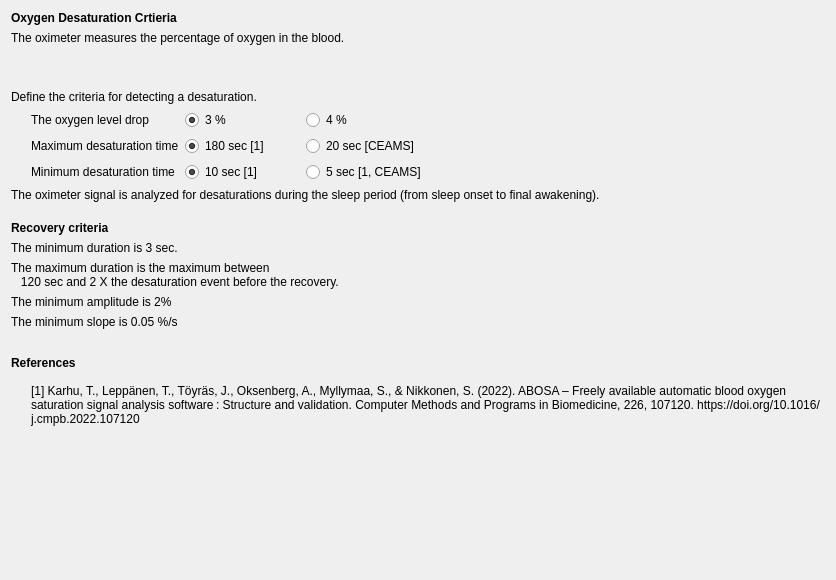
Above: tools/CEAMSTools/OxygenSaturationReport/DetectionSettings/Ui_DetectionSettings.ui from SnoozToolbox/snooz-package-ceams before the change. Below: the same form after it.
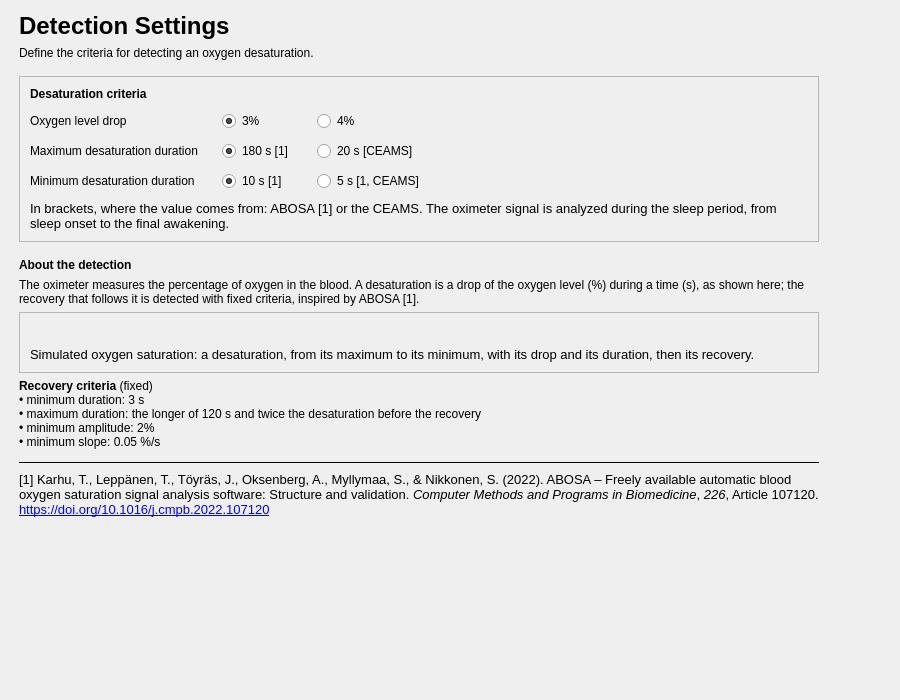
That is the form after the change.

Commit message: Report Oxygen Saturation: redesigned pages (tool 2.11.1)

Patch:
```diff
--- a/tools/CEAMSTools/OxygenSaturationReport/DetectionSettings/Ui_DetectionSettings.ui
+++ b/tools/CEAMSTools/OxygenSaturationReport/DetectionSettings/Ui_DetectionSettings.ui
@@ -6,122 +6,155 @@
    <rect>
     <x>0</x>
     <y>0</y>
-    <width>836</width>
-    <height>580</height>
+    <width>900</width>
+    <height>700</height>
    </rect>
   </property>
   <property name="windowTitle">
    <string/>
   </property>
   <layout class="QVBoxLayout" name="verticalLayout">
-   <item>
-    <widget class="QLabel" name="label">
-     <property name="font">
-      <font>
-       <italic>false</italic>
-       <bold>false</bold>
-      </font>
-     </property>
-     <property name="text">
-      <string>&lt;html&gt;&lt;head/&gt;&lt;body&gt;&lt;p&gt;&lt;span style=&quot; font-weight:600;&quot;&gt;Oxygen Desaturation Crtieria&lt;/span&gt;&lt;/p&gt;&lt;/body&gt;&lt;/html&gt;</string>
-     </property>
-    </widget>
-   </item>
+   <property name="leftMargin">
+    <number>19</number>
+   </property>
+   <property name="topMargin">
+    <number>12</number>
+   </property>
+   <property name="rightMargin">
+    <number>19</number>
+   </property>
+   <property name="bottomMargin">
+    <number>12</number>
+   </property>
    <item>
-    <widget class="QLabel" name="label_3">
-     <property name="text">
-      <string>The oximeter measures the percentage of oxygen in the blood.</string>
+    <layout class="QHBoxLayout" name="content_row" stretch="1,0">
+     <property name="leftMargin">
+      <number>0</number>
      </property>
-    </widget>
-   </item>
+     <property name="topMargin">
+      <number>0</number>
+     </property>
+     <property name="rightMargin">
+      <number>0</number>
+     </property>
+     <property name="bottomMargin">
+      <number>0</number>
+     </property>
    <item>
-    <layout class="QHBoxLayout" name="horizontalLayout_2">
-     <item>
-      <widget class="QLabel" name="label_pic">
+      <widget class="QWidget" name="content_widget" native="true">
        <property name="maximumSize">
         <size>
-         <width>16777215</width>
-         <height>330</height>
+         <width>800</width>
+         <height>16777215</height>
         </size>
        </property>
+       <layout class="QVBoxLayout" name="content_layout">
+        <property name="spacing">
+         <number>16</number>
+        </property>
+        <property name="leftMargin">
+         <number>0</number>
+        </property>
+        <property name="topMargin">
+         <number>0</number>
+        </property>
+        <property name="rightMargin">
+         <number>0</number>
+        </property>
+        <property name="bottomMargin">
+         <number>0</number>
+        </property>
+        <item>
+         <layout class="QVBoxLayout" name="header_layout">
+          <property name="spacing">
+           <number>6</number>
+          </property>
+          <item>
+           <widget class="QLabel" name="title_label">
+            <property name="font">
+             <font>
+              <pointsize>18</pointsize>
+              <bold>true</bold>
+             </font>
+            </property>
        <property name="text">
-        <string/>
+             <string>Detection Settings</string>
        </property>
       </widget>
      </item>
      <item>
-      <spacer name="horizontalSpacer_4">
-       <property name="orientation">
-        <enum>Qt::Orientation::Horizontal</enum>
-       </property>
-       <property name="sizeHint" stdset="0">
-        <size>
-         <width>40</width>
-         <height>20</height>
-        </size>
-       </property>
-      </spacer>
+           <widget class="QLabel" name="subtitle_label">
+            <property name="text">
+             <string>Define the criteria for detecting an oxygen desaturation.</string>
+            </property>
+            <property name="wordWrap">
+             <bool>true</bool>
+            </property>
+            <property name="variant" stdset="0">
+             <string notr="true">help</string>
+            </property>
+           </widget>
      </item>
     </layout>
    </item>
    <item>
-    <spacer name="verticalSpacer_4">
-     <property name="orientation">
-      <enum>Qt::Orientation::Vertical</enum>
-     </property>
-     <property name="sizeType">
-      <enum>QSizePolicy::Policy::Fixed</enum>
-     </property>
-     <property name="sizeHint" stdset="0">
-      <size>
-       <width>20</width>
-       <height>13</height>
-      </size>
-     </property>
-    </spacer>
-   </item>
+         <widget class="QFrame" name="criteria_card">
+          <property name="frameShape">
+           <enum>QFrame::Shape::StyledPanel</enum>
+          </property>
+          <property name="frameShadow">
+           <enum>QFrame::Shadow::Raised</enum>
+          </property>
+          <layout class="QVBoxLayout" name="criteria_card_layout">
+           <property name="spacing">
+            <number>10</number>
+           </property>
+           <property name="leftMargin">
+            <number>10</number>
+           </property>
+           <property name="topMargin">
+            <number>10</number>
+           </property>
+           <property name="rightMargin">
+            <number>10</number>
+           </property>
+           <property name="bottomMargin">
+            <number>10</number>
+           </property>
    <item>
-    <widget class="QLabel" name="label_6">
+            <widget class="QLabel" name="label">
+             <property name="font">
+              <font>
+               <bold>true</bold>
+              </font>
+             </property>
      <property name="text">
-      <string>Define the criteria for detecting a desaturation.</string>
+              <string>Desaturation criteria</string>
      </property>
     </widget>
    </item>
    <item>
-    <layout class="QGridLayout" name="gridLayout">
-     <item row="0" column="1">
+            <layout class="QGridLayout" name="criteria_grid">
+             <property name="horizontalSpacing">
+              <number>24</number>
+             </property>
+             <property name="verticalSpacing">
+              <number>10</number>
+             </property>
+             <item row="0" column="0">
       <widget class="QLabel" name="label_2">
-       <property name="minimumSize">
-        <size>
-         <width>120</width>
-         <height>0</height>
-        </size>
+               <property name="toolTip">
+                <string>The minimum drop of the oxygen saturation.</string>
        </property>
        <property name="text">
-        <string>The oxygen level drop</string>
+                <string>Oxygen level drop</string>
        </property>
       </widget>
      </item>
-     <item row="1" column="3">
-      <widget class="QRadioButton" name="radioButton_20s">
-       <property name="minimumSize">
-        <size>
-         <width>115</width>
-         <height>0</height>
-        </size>
-       </property>
-       <property name="text">
-        <string>20 sec [CEAMS]</string>
-       </property>
-       <attribute name="buttonGroup">
-        <string notr="true">buttonGroup_2</string>
-       </attribute>
-      </widget>
-     </item>
-     <item row="0" column="2">
+             <item row="0" column="1">
       <widget class="QRadioButton" name="radioButton_3perc">
        <property name="text">
-        <string>3 %</string>
+                <string>3%</string>
        </property>
        <property name="checked">
         <bool>true</bool>
@@ -131,95 +164,27 @@
        </attribute>
       </widget>
      </item>
-     <item row="1" column="4">
-      <spacer name="horizontalSpacer_10">
-       <property name="orientation">
-        <enum>Qt::Orientation::Horizontal</enum>
-       </property>
-       <property name="sizeHint" stdset="0">
-        <size>
-         <width>118</width>
-         <height>20</height>
-        </size>
-       </property>
-      </spacer>
-     </item>
-     <item row="0" column="4">
-      <spacer name="horizontalSpacer_9">
-       <property name="orientation">
-        <enum>Qt::Orientation::Horizontal</enum>
-       </property>
-       <property name="sizeHint" stdset="0">
-        <size>
-         <width>40</width>
-         <height>20</height>
-        </size>
-       </property>
-      </spacer>
-     </item>
-     <item row="2" column="3">
-      <widget class="QRadioButton" name="radioButton_hold_5s">
-       <property name="text">
-        <string>5 sec [1, CEAMS]</string>
-       </property>
-       <attribute name="buttonGroup">
-        <string notr="true">buttonGroup_3</string>
-       </attribute>
-      </widget>
-     </item>
-     <item row="2" column="1">
-      <widget class="QLabel" name="label_4">
-       <property name="minimumSize">
-        <size>
-         <width>120</width>
-         <height>0</height>
-        </size>
-       </property>
-       <property name="text">
-        <string>Minimum desaturation time</string>
-       </property>
-      </widget>
-     </item>
-     <item row="0" column="3">
+             <item row="0" column="2">
       <widget class="QRadioButton" name="radioButton_4perc">
        <property name="text">
-        <string>4 %</string>
+                <string>4%</string>
        </property>
        <attribute name="buttonGroup">
         <string notr="true">buttonGroup</string>
        </attribute>
       </widget>
      </item>
-     <item row="2" column="4">
-      <spacer name="horizontalSpacer_11">
-       <property name="orientation">
-        <enum>Qt::Orientation::Horizontal</enum>
-       </property>
-       <property name="sizeHint" stdset="0">
-        <size>
-         <width>108</width>
-         <height>18</height>
-        </size>
-       </property>
-      </spacer>
-     </item>
-     <item row="1" column="1">
+             <item row="1" column="0">
       <widget class="QLabel" name="label_17">
        <property name="text">
-        <string>Maximum desaturation time</string>
+                <string>Maximum desaturation duration</string>
        </property>
       </widget>
      </item>
-     <item row="1" column="2">
+             <item row="1" column="1">
       <widget class="QRadioButton" name="radioButton_180s">
-       <property name="minimumSize">
-        <size>
-         <width>115</width>
-         <height>0</height>
-        </size>
-       </property>
        <property name="text">
-        <string>180 sec [1]</string>
+                <string>180 s [1]</string>
        </property>
        <property name="checked">
         <bool>true</bool>
@@ -229,10 +194,30 @@
        </attribute>
       </widget>
      </item>
-     <item row="2" column="2">
+             <item row="1" column="2">
+              <widget class="QRadioButton" name="radioButton_20s">
+               <property name="text">
+                <string>20 s [CEAMS]</string>
+               </property>
+               <attribute name="buttonGroup">
+                <string notr="true">buttonGroup_2</string>
+               </attribute>
+              </widget>
+             </item>
+             <item row="2" column="0">
+              <widget class="QLabel" name="label_4">
+               <property name="toolTip">
+                <string>The minimum duration during which the oxygen level drop is maintained.</string>
+               </property>
+               <property name="text">
+                <string>Minimum desaturation duration</string>
+               </property>
+              </widget>
+             </item>
+             <item row="2" column="1">
       <widget class="QRadioButton" name="radioButton_hold_10s">
        <property name="text">
-        <string>10 sec [1]</string>
+                <string>10 s [1]</string>
        </property>
        <property name="checked">
         <bool>true</bool>
@@ -242,17 +227,24 @@
        </attribute>
       </widget>
      </item>
-     <item row="0" column="0">
-      <spacer name="horizontalSpacer_3">
+             <item row="2" column="2">
+              <widget class="QRadioButton" name="radioButton_hold_5s">
+               <property name="text">
+                <string>5 s [1, CEAMS]</string>
+               </property>
+               <attribute name="buttonGroup">
+                <string notr="true">buttonGroup_3</string>
+               </attribute>
+              </widget>
+             </item>
+             <item row="0" column="3">
+              <spacer name="criteria_grid_spacer">
        <property name="orientation">
         <enum>Qt::Orientation::Horizontal</enum>
        </property>
-       <property name="sizeType">
-        <enum>QSizePolicy::Policy::Fixed</enum>
-       </property>
        <property name="sizeHint" stdset="0">
         <size>
-         <width>20</width>
+                 <width>40</width>
          <height>20</height>
         </size>
        </property>
@@ -262,145 +254,205 @@
    </item>
    <item>
     <widget class="QLabel" name="label_7">
+             <property name="font">
+              <font>
+               <pointsize>10</pointsize>
+              </font>
+             </property>
      <property name="text">
-      <string>The oximeter signal is analyzed for desaturations during the sleep period (from sleep onset to final awakening).</string>
-     </property>
-    </widget>
-   </item>
+              <string>In brackets, where the value comes from: ABOSA [1] or the CEAMS. The oximeter signal is analyzed during the sleep period, from sleep onset to the final awakening.</string>
+             </property>
+             <property name="wordWrap">
+              <bool>true</bool>
+             </property>
+             <property name="variant" stdset="0">
+              <string notr="true">help</string>
+             </property>
+            </widget>
+           </item>
+          </layout>
+         </widget>
+        </item>
    <item>
-    <spacer name="verticalSpacer_6">
-     <property name="orientation">
-      <enum>Qt::Orientation::Vertical</enum>
-     </property>
-     <property name="sizeType">
-      <enum>QSizePolicy::Policy::Fixed</enum>
-     </property>
-     <property name="sizeHint" stdset="0">
-      <size>
-       <width>20</width>
-       <height>13</height>
-      </size>
-     </property>
-    </spacer>
+         <layout class="QVBoxLayout" name="about_detection_layout">
+          <property name="spacing">
+           <number>6</number>
+          </property>
+          <item>
+           <widget class="QLabel" name="about_detection_title_label">
+            <property name="font">
+             <font>
+              <bold>true</bold>
+             </font>
+            </property>
+            <property name="text">
+             <string>About the detection</string>
+            </property>
+           </widget>
+          </item>
+          <item>
+           <widget class="QLabel" name="label_3">
+            <property name="text">
+             <string>The oximeter measures the percentage of oxygen in the blood. A desaturation is a drop of the oxygen level (%) during a time (s), as shown here; the recovery that follows it is detected with fixed criteria, inspired by ABOSA [1].</string>
+            </property>
+            <property name="wordWrap">
+             <bool>true</bool>
+            </property>
+            <property name="variant" stdset="0">
+             <string notr="true">help</string>
+            </property>
+           </widget>
+          </item>
+          <item>
+           <widget class="QFrame" name="picture_card">
+            <property name="frameShape">
+             <enum>QFrame::Shape::StyledPanel</enum>
+            </property>
+            <property name="frameShadow">
+             <enum>QFrame::Shadow::Raised</enum>
+            </property>
+            <layout class="QVBoxLayout" name="picture_card_layout">
+             <property name="spacing">
+              <number>10</number>
+             </property>
+             <property name="leftMargin">
+              <number>10</number>
+             </property>
+             <property name="topMargin">
+              <number>10</number>
+             </property>
+             <property name="rightMargin">
+              <number>10</number>
+             </property>
+             <property name="bottomMargin">
+              <number>10</number>
+             </property>
+             <item>
+              <widget class="QLabel" name="label_pic">
+               <property name="text">
+                <string />
+               </property>
+              </widget>
+             </item>
+             <item>
+              <widget class="QLabel" name="picture_caption_label">
+               <property name="font">
+                <font>
+                 <pointsize>10</pointsize>
+                </font>
+               </property>
+               <property name="text">
+                <string>Simulated oxygen saturation: a desaturation, from its maximum to its minimum, with its drop and its duration, then its recovery.</string>
+               </property>
+               <property name="wordWrap">
+                <bool>true</bool>
+               </property>
+               <property name="variant" stdset="0">
+                <string notr="true">help</string>
+               </property>
+              </widget>
+             </item>
+            </layout>
+           </widget>
    </item>
    <item>
     <widget class="QLabel" name="label_10">
      <property name="text">
-      <string>&lt;html&gt;&lt;head/&gt;&lt;body&gt;&lt;p&gt;&lt;span style=&quot; font-weight:700;&quot;&gt;Recovery criteria&lt;/span&gt;&lt;/p&gt;&lt;/body&gt;&lt;/html&gt;</string>
-     </property>
+             <string>&lt;b&gt;Recovery criteria&lt;/b&gt; (fixed)&lt;br/&gt;• minimum duration: 3 s&lt;br/&gt;• maximum duration: the longer of 120 s and twice the desaturation before the recovery&lt;br/&gt;• minimum amplitude: 2%&lt;br/&gt;• minimum slope: 0.05 %/s</string>
+            </property>
+            <property name="textFormat">
+             <enum>Qt::TextFormat::RichText</enum>
+            </property>
+            <property name="wordWrap">
+             <bool>true</bool>
+            </property>
+            <property name="variant" stdset="0">
+             <string notr="true">help</string>
+            </property>
     </widget>
    </item>
    <item>
-    <widget class="QLabel" name="label_9">
-     <property name="text">
-      <string>The minimum duration is 3 sec.</string>
-     </property>
-    </widget>
-   </item>
+           <layout class="QVBoxLayout" name="references_layout">
+            <property name="spacing">
+             <number>8</number>
+            </property>
+            <property name="leftMargin">
+             <number>0</number>
+            </property>
+            <property name="topMargin">
+             <number>6</number>
+            </property>
+            <property name="rightMargin">
+             <number>0</number>
+            </property>
+            <property name="bottomMargin">
+             <number>0</number>
+            </property>
    <item>
-    <widget class="QLabel" name="label_12">
-     <property name="text">
-      <string>The maximum duration is the maximum between
-   120 sec and 2 X the desaturation event before the recovery.</string>
-     </property>
+             <widget class="QFrame" name="references_line">
+              <property name="frameShape">
+               <enum>QFrame::Shape::HLine</enum>
+              </property>
+              <property name="frameShadow">
+               <enum>QFrame::Shadow::Plain</enum>
+              </property>
     </widget>
    </item>
    <item>
-    <widget class="QLabel" name="label_11">
+             <widget class="QLabel" name="references_label">
+              <property name="font">
+               <font>
+                <pointsize>10</pointsize>
+               </font>
+              </property>
      <property name="text">
-      <string>The minimum amplitude is 2%</string>
-     </property>
-    </widget>
-   </item>
+               <string>[1] Karhu, T., Leppänen, T., Töyräs, J., Oksenberg, A., Myllymaa, S., &amp;amp; Nikkonen, S. (2022). ABOSA – Freely available automatic blood oxygen saturation signal analysis software: Structure and validation. &lt;i&gt;Computer Methods and Programs in Biomedicine&lt;/i&gt;, &lt;i&gt;226&lt;/i&gt;, Article 107120. &lt;a href="https://doi.org/10.1016/j.cmpb.2022.107120"&gt;https://doi.org/10.1016/j.cmpb.2022.107120&lt;/a&gt;</string>
+              </property>
+              <property name="textFormat">
+               <enum>Qt::TextFormat::RichText</enum>
+              </property>
+              <property name="wordWrap">
+               <bool>true</bool>
+              </property>
+              <property name="openExternalLinks">
+               <bool>true</bool>
+              </property>
+              <property name="variant" stdset="0">
+               <string notr="true">help</string>
+              </property>
+             </widget>
+            </item>
+           </layout>
+          </item>
+         </layout>
+        </item>
+       </layout>
+      </widget>
+     </item>
    <item>
-    <widget class="QLabel" name="label_13">
-     <property name="text">
-      <string>The minimum slope is 0.05 %/s</string>
-     </property>
-    </widget>
+      <spacer name="content_spacer">
+       <property name="orientation">
+        <enum>Qt::Orientation::Horizontal</enum>
+       </property>
+       <property name="sizeHint" stdset="0">
+        <size>
+         <width>40</width>
+         <height>20</height>
+        </size>
+       </property>
+      </spacer>
+     </item>
+    </layout>
    </item>
    <item>
     <spacer name="verticalSpacer">
      <property name="orientation">
       <enum>Qt::Orientation::Vertical</enum>
      </property>
-     <property name="sizeType">
-      <enum>QSizePolicy::Policy::Fixed</enum>
-     </property>
      <property name="sizeHint" stdset="0">
       <size>
-       <width>20</width>
-       <height>13</height>
-      </size>
-     </property>
-    </spacer>
-   </item>
-   <item>
-    <widget class="QLabel" name="label_8">
-     <property name="minimumSize">
-      <size>
-       <width>0</width>
-       <height>30</height>
-      </size>
-     </property>
-     <property name="text">
-      <string>&lt;html&gt;&lt;head/&gt;&lt;body&gt;&lt;p&gt;&lt;span style=&quot; font-weight:600;&quot;&gt;References&lt;/span&gt;&lt;/p&gt;&lt;/body&gt;&lt;/html&gt;</string>
-     </property>
-    </widget>
-   </item>
-   <item>
-    <layout class="QHBoxLayout" name="horizontalLayout_3">
-     <item>
-      <spacer name="horizontalSpacer_2">
-       <property name="orientation">
-        <enum>Qt::Orientation::Horizontal</enum>
-       </property>
-       <property name="sizeType">
-        <enum>QSizePolicy::Policy::Fixed</enum>
-       </property>
-       <property name="sizeHint" stdset="0">
-        <size>
-         <width>20</width>
+       <width>40</width>
          <height>20</height>
-        </size>
-       </property>
-      </spacer>
-     </item>
-     <item>
-      <layout class="QVBoxLayout" name="verticalLayout_2">
-       <item>
-        <widget class="QLabel" name="label_5">
-         <property name="font">
-          <font>
-           <italic>false</italic>
-           <bold>false</bold>
-          </font>
-         </property>
-         <property name="text">
-          <string>[1] Karhu, T., Leppänen, T., Töyräs, J., Oksenberg, A., Myllymaa, S., &amp; Nikkonen, S. (2022). ABOSA – Freely available automatic blood oxygen saturation signal analysis software : Structure and validation. Computer Methods and Programs in Biomedicine, 226, 107120. https://doi.org/10.1016/j.cmpb.2022.107120
-</string>
-         </property>
-         <property name="wordWrap">
-          <bool>true</bool>
-         </property>
-        </widget>
-       </item>
-      </layout>
-     </item>
-    </layout>
-   </item>
-   <item>
-    <spacer name="verticalSpacer_7">
-     <property name="orientation">
-      <enum>Qt::Orientation::Vertical</enum>
-     </property>
-     <property name="sizeType">
-      <enum>QSizePolicy::Policy::Expanding</enum>
-     </property>
-     <property name="sizeHint" stdset="0">
-      <size>
-       <width>20</width>
-       <height>139</height>
       </size>
      </property>
     </spacer>
```
Left out of the diff: 15 changed lines with no effect on the pictures. Lines whose indentation alone changed are shown as unchanged. The commit also changes 13 other files.
